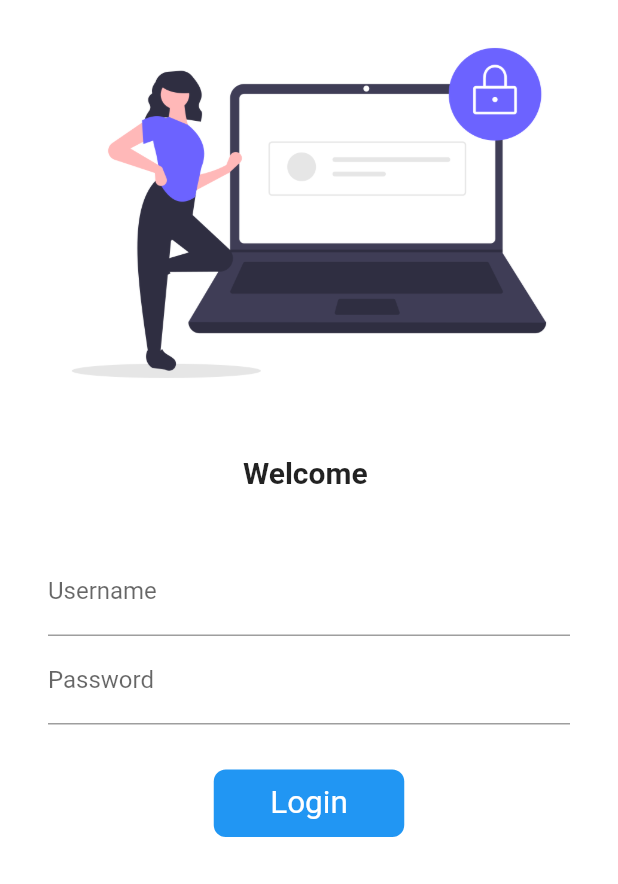
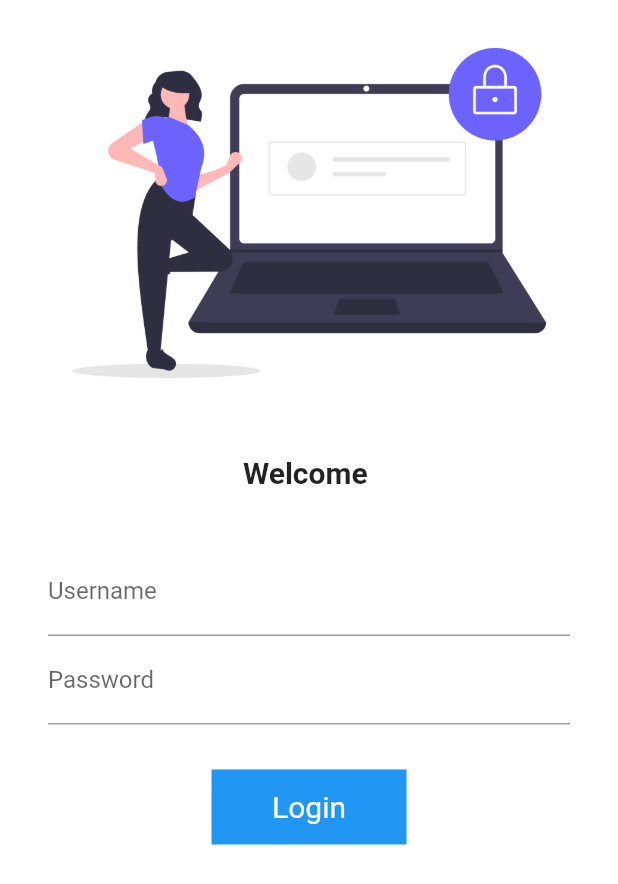
Before and after one commit to ayushkadbe/Shopping_Flutter_App, a Flutter app: the screen it shows after launch, on a phone screen of 412 x 824 dp. Shown: the top 884 px of the screen. Run offline on Flutter 3.47's test engine with Material 2 defaults, Android fonts, the phone set to English and light mode, and no system bars; our stand-ins replace google_fonts.

Commit message:
Animation Login Button

```diff
--- a/lib/pages/login_page.dart
+++ b/lib/pages/login_page.dart
@@ -10,6 +10,7 @@ class LoginPage extends StatefulWidget {
 
 class _LoginPageState extends State<LoginPage> {
   String name = "";
+  bool changeButton = false; //for animation of login button
 
   @override
   Widget build(BuildContext context) {
@@ -52,7 +53,7 @@ class _LoginPageState extends State<LoginPage> {
                       hintText: "Enter Username",
                       labelText: "Username",
                     ),
-                     //$name in front of welcome
+                    //$name in front of welcome
                     onChanged: (value) {
                       name = value;
                       setState(
@@ -66,32 +67,39 @@ class _LoginPageState extends State<LoginPage> {
                       hintText: "Enter Password",
                       labelText: "Password",
                     ),
-
                   ),
                   const SizedBox(height: 30.0),
 
                   InkWell(
-                    onTap: (){
+                    onTap: () {
+                      //now to change the state on login button click to show animation
+                      setState(() {
+                        changeButton = true;
+                      });
                       Navigator.pushNamed(context, MyRoutes.homeRoute);
                     },
                     child: Container(
-                      width: 127,
-                      height: 45,
+                      //conditional statement for animation when changebutton = true;
+                      width: changeButton ? 70 : 130,
+                      height: 50,
                       alignment: Alignment.center,
-                      child: const Text("Login",
-                       style: TextStyle(
-                        color: Colors.white,
-                        fontSize: 21,
+                      child:changeButton? Icon(Icons.done, color: Colors.white)
+                      :const Text(
+                        "Login",
+                        style: TextStyle(
+                          color: Colors.white,
+                          fontSize: 20,
                         ),
                       ),
                       decoration: BoxDecoration(
                         color: Colors.blue,
-                        borderRadius: BorderRadius.circular(8),
+                        //if changeBUtton true then boxshape circle
+                        shape: changeButton?BoxShape.circle: BoxShape.rectangle,
+                        //borderRadius:
+                            //BorderRadius.circular(changeButton ? 20 : 8),
                       ),
                     ),
                   ),
-
-
 
                   // ElevatedButton(
                   //   style: TextButton.styleFrom(
```
